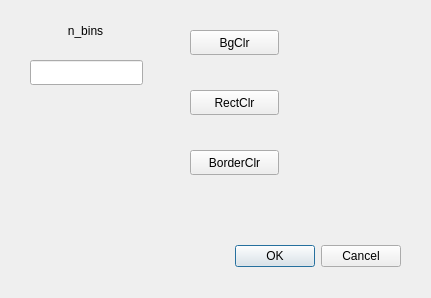
Above: big_prog/SetHistDrawParamsDialog.ui from Lolikion228/StatBigProg before the change. Below: the same form after it.
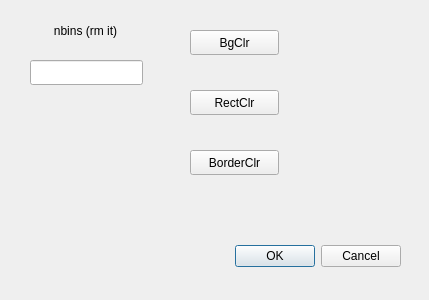
That is the form after the change.

Diff of the .ui file:
```diff
--- a/big_prog/SetHistDrawParamsDialog.ui
+++ b/big_prog/SetHistDrawParamsDialog.ui
@@ -6,8 +6,8 @@
    <rect>
     <x>0</x>
     <y>0</y>
-    <width>431</width>
-    <height>298</height>
+    <width>429</width>
+    <height>300</height>
    </rect>
   </property>
   <property name="windowTitle">
@@ -49,7 +49,7 @@
     </rect>
    </property>
    <property name="text">
-    <string>n_bins</string>
+    <string>nbins (rm it)</string>
    </property>
    <property name="alignment">
     <set>Qt::AlignCenter</set>
```
Left out of the diff: 35 changed lines with no effect on the pictures.
